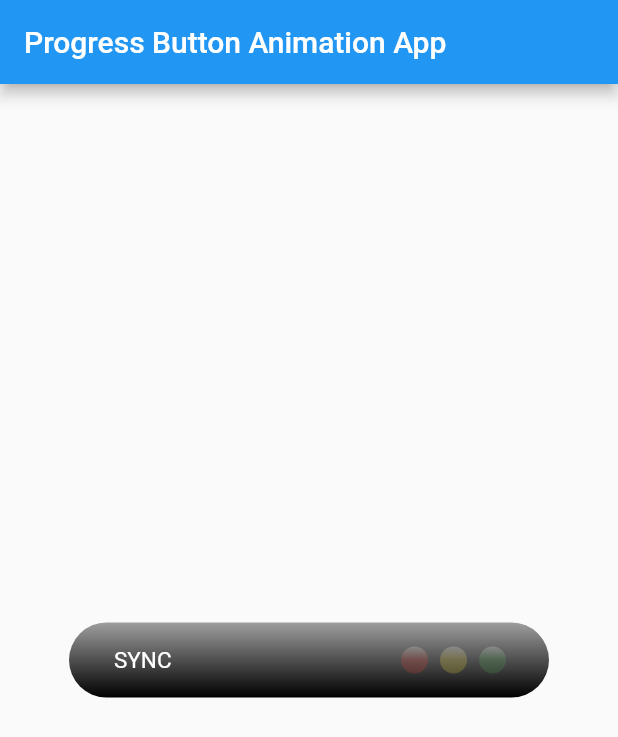
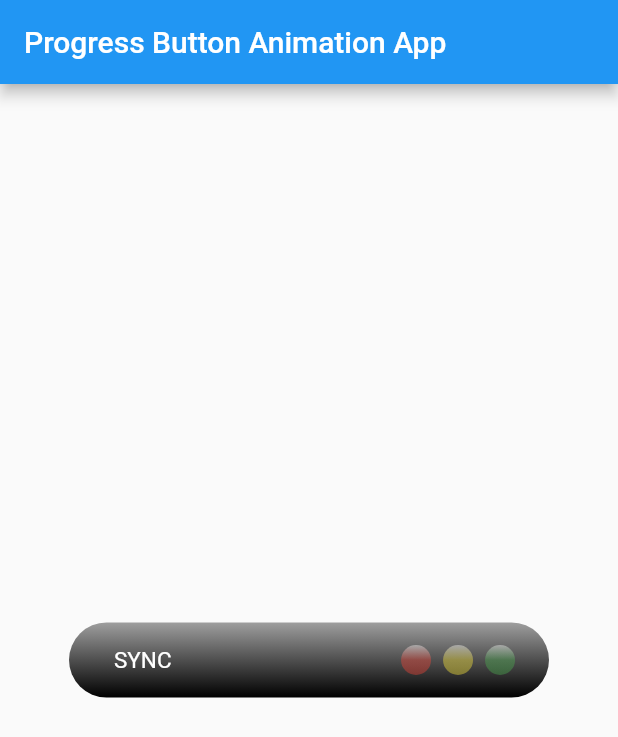
Before and after one commit to AlonRom/flutter-progress-button-animation, a Flutter app: the screen it shows after launch, on a phone screen of 412 x 824 dp. Shown: the top 737 px of the screen. Run offline on Flutter 3.47's test engine with Material 2 defaults, Android fonts, the phone set to English and light mode, and no system bars.

Commit message:
done animation

```diff
--- a/lib/home.dart
+++ b/lib/home.dart
@@ -1,4 +1,5 @@
 import 'package:flutter/material.dart';
+import 'package:flutter_progress_button_animation/done_animation.dart';
 import 'package:flutter_progress_button_animation/phase_animation.dart';
 import 'package:flutter_progress_button_animation/progress_button.dart';
 
@@ -54,15 +55,7 @@ class ProgressButtonState extends State<Home> {
                     ],
                   ),
                 ),
-                Visibility(
-                    visible: showCheckIcon,
-                    child: new Container(
-                        margin: const EdgeInsets.only(left: 55.0),
-                        child: new Image.asset(
-                          'assets/images/done.png',
-                          width: 26,
-                          height: 26,
-                        )))
+                Visibility(visible: showCheckIcon, child: DoneAnimation())
               ]),
               gradient: LinearGradient(
                   begin: FractionalOffset.topCenter,
@@ -77,22 +70,23 @@ class ProgressButtonState extends State<Home> {
                   ]),
               onPressed: () async {
                 phaseOne.run();
-                await Future.delayed(const Duration(seconds: 5));
+                await Future.delayed(const Duration(milliseconds: 2500));
                 phaseTwo.run();
                 phaseOne.stop();
-                await Future.delayed(const Duration(seconds: 5));
+                await Future.delayed(const Duration(milliseconds: 2500));
                 phaseThree.run();
                 phaseTwo.stop();
-                await Future.delayed(const Duration(seconds: 5));
+                await Future.delayed(const Duration(milliseconds: 2500));
                 phaseThree.stop();
 
                 phaseOne.move(2.0);
                 phaseTwo.move(1.0);
 
-                await Future.delayed(const Duration(seconds: 1));
+                await Future.delayed(const Duration(milliseconds: 1000));
                 setState(() {
                   showCheckIcon = true;
                   buttonText = "DONE";
+                  new Home();
                 });
               }),
         ));
--- a/lib/phase_animation.dart
+++ b/lib/phase_animation.dart
@@ -42,11 +42,11 @@ class PhaseAnimationState extends State<PhaseAnimation>
     _phaseState = PhaseState.Processing;
 
     _blinkController = new AnimationController(
-        duration: const Duration(milliseconds: 1000), vsync: this);
+        duration: const Duration(milliseconds: 500), vsync: this);
     _blinkAnimation =
         CurvedAnimation(parent: _blinkController, curve: Curves.easeInOut);
     _opacityAnimation =
-        Tween<double>(begin: 0.2, end: 1).animate(_blinkController);
+        Tween<double>(begin: 0.4, end: 1).animate(_blinkController);
 
     _moveController = new AnimationController(
         duration: const Duration(milliseconds: 1000), vsync: this);
@@ -73,8 +73,8 @@ class PhaseAnimationState extends State<PhaseAnimation>
         opacity: _opacityAnimation,
         child: new Container(
           margin: const EdgeInsets.only(left: 8.0),
-          width: 18.0,
-          height: 18.0,
+          width: 20.0,
+          height: 20.0,
           decoration: new BoxDecoration(
             shape: BoxShape.circle,
             gradient: new LinearGradient(
```
Also changed, not shown: lib/done_animation.dart (added, +47 -0 lines).
